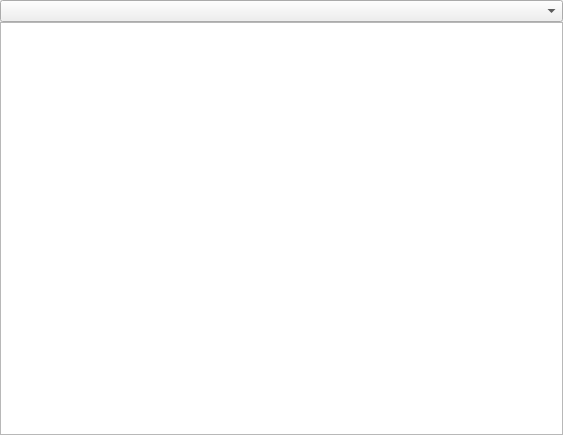
Old version of the form src/obs-text-slideshow-dock.ui in the repository jbwong05/obs-text-slideshow.
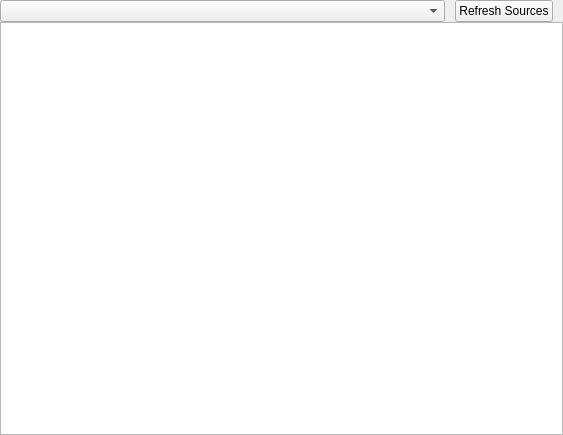
New version of the form.

Commit message: Added refresh button

```diff
--- a/src/obs-text-slideshow-dock.ui
+++ b/src/obs-text-slideshow-dock.ui
@@ -45,7 +45,56 @@
     <item>
      <layout class="QVBoxLayout" name="verticalLayout">
       <item>
-       <widget class="QComboBox" name="sourceBox"/>
+       <layout class="QHBoxLayout" name="horizontalLayout">
+        <item>
+         <widget class="QComboBox" name="sourceBox"/>
+        </item>
+        <item>
+         <spacer name="horizontalSpacer">
+          <property name="orientation">
+           <enum>Qt::Horizontal</enum>
+          </property>
+          <property name="sizeType">
+           <enum>QSizePolicy::Fixed</enum>
+          </property>
+          <property name="sizeHint" stdset="0">
+           <size>
+            <width>10</width>
+            <height>20</height>
+           </size>
+          </property>
+         </spacer>
+        </item>
+        <item>
+         <widget class="QPushButton" name="refreshButton">
+          <property name="sizePolicy">
+           <sizepolicy hsizetype="Fixed" vsizetype="Fixed">
+            <horstretch>0</horstretch>
+            <verstretch>0</verstretch>
+           </sizepolicy>
+          </property>
+          <property name="text">
+           <string>Refresh Sources</string>
+          </property>
+         </widget>
+        </item>
+        <item>
+         <spacer name="horizontalSpacer_2">
+          <property name="orientation">
+           <enum>Qt::Horizontal</enum>
+          </property>
+          <property name="sizeType">
+           <enum>QSizePolicy::Fixed</enum>
+          </property>
+          <property name="sizeHint" stdset="0">
+           <size>
+            <width>10</width>
+            <height>20</height>
+           </size>
+          </property>
+         </spacer>
+        </item>
+       </layout>
       </item>
       <item>
        <widget class="QListWidget" name="textList"/>
```
The commit also changes 2 other files.
